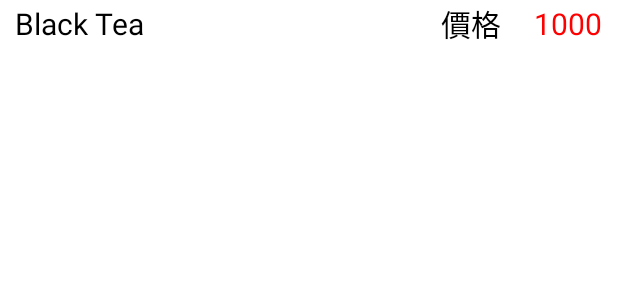
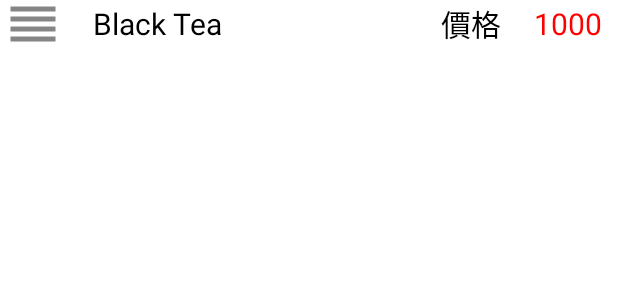
Before and after one commit to IEW-CCS/Fun2Order_Kotlin, an Android app: the layout row_product_item.xml on its own in the app's theme, with its tools: preview values and no code run, on a phone screen of 412 x 824 dp. Shown: the top 300 px of the screen. Run offline under Robolectric (Android 15) with nearby library versions, the phone set to English and light mode, and no system bars.

Commit message:
1. Add Recycle View Drag and Drop function

```diff
--- a/app/src/main/res/layout/row_product_item.xml
+++ b/app/src/main/res/layout/row_product_item.xml
@@ -2,6 +2,7 @@
 <LinearLayout xmlns:android="http://schemas.android.com/apk/res/android"
     android:orientation="horizontal" android:layout_width="match_parent"
     android:layout_height="32dp"
+    xmlns:app="http://schemas.android.com/apk/res-auto"
     android:id="@+id/linearLayoutProdPrice"
     android:weightSum="1.0"
 >
@@ -14,11 +15,20 @@
         android:gravity="center_vertical"
         android:orientation="horizontal">
 
+        <ImageView
+            android:id="@+id/imageview_reorder"
+            android:layout_width="40dp"
+            android:layout_height="40dp"
+            android:layout_marginStart="2dp"
+            android:layout_marginTop="2dp"
+            android:layout_marginBottom="2dp"
+            app:srcCompat="@drawable/ic_action_reorder" />
+
         <TextView
             android:id="@+id/textViewName"
             android:layout_width="wrap_content"
             android:layout_height="wrap_content"
-            android:layout_marginLeft="10dp"
+            android:layout_marginLeft="20dp"
             android:text="Black Tea"
             android:textColor="@color/Black"
             android:textSize="20dp" />
```
Also changed, not shown: app/src/main/java/com/iew/fun2order/ui/home/ActivityProductPriceList.kt (+14 -1 lines), app/src/main/java/com/iew/fun2order/ui/home/adapter/ProductPriceItemAdapter.kt (+30 -1 lines), app/src/main/java/com/iew/fun2order/ui/home/adapter/SwipeAndDragHelper.kt (added, +42 -0 lines), app/src/main/res/drawable/ic_action_reorder.png (added).
